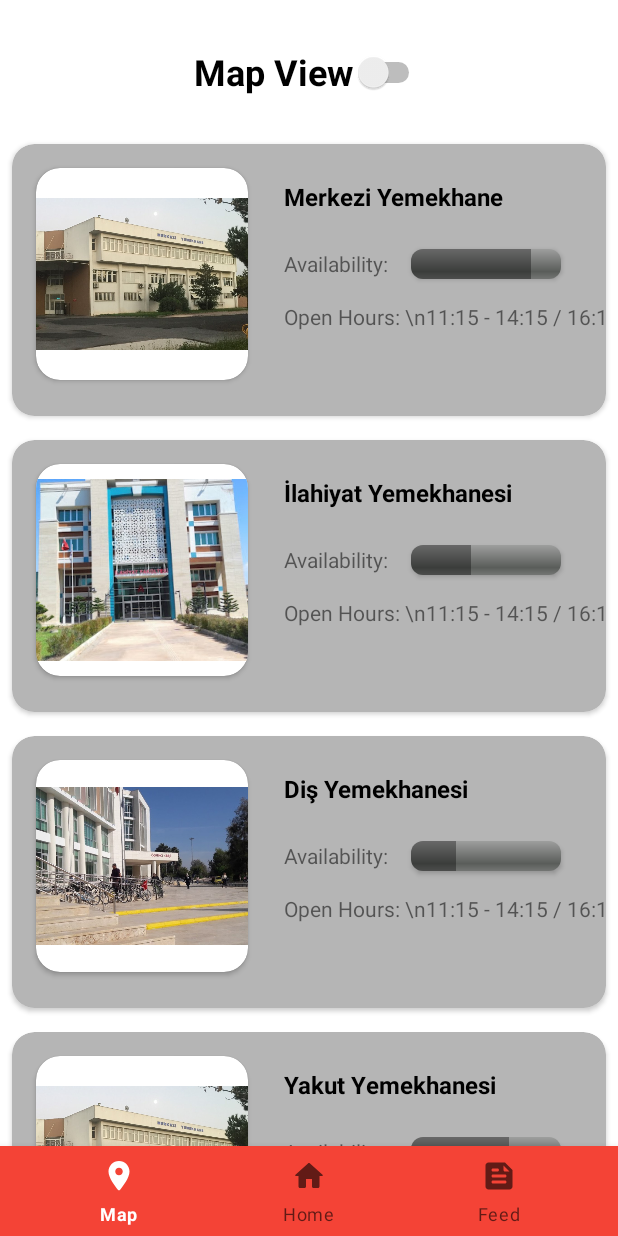
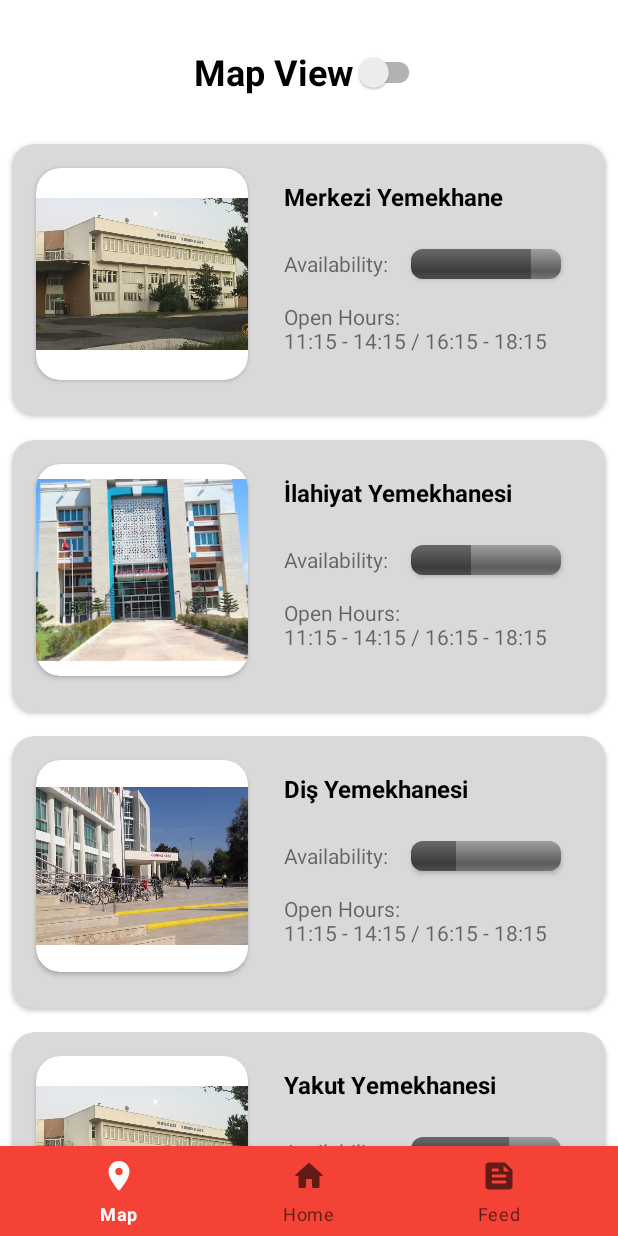
Before and after one commit to yuciferr/AkdenizYemekhaneApp, an Android app: the MapFragment screen opened through its navigation route, on a phone screen of 412 x 824 dp. Run offline under Robolectric (Android 15) with nearby library versions, the phone set to English and light mode, and no system bars; our stand-ins replace navigation-ui.

Commit message:
Map page completed

```diff
--- a/app/src/main/java/com/example/akdenizyemekhaneapp/ui/map/MapFragment.kt
+++ b/app/src/main/java/com/example/akdenizyemekhaneapp/ui/map/MapFragment.kt
@@ -29,18 +29,28 @@ class MapFragment : Fragment() {
 
         items = listOf(
             MapItem(R.drawable.merkezi, "Merkezi Yemekhane", 80,
-                "Open Hours: \\n11:15 - 14:15 / 16:15 - 18:15"),
+                "Open Hours: \n11:15 - 14:15 / 16:15 - 18:15"),
             MapItem(R.drawable.ilahi, "İlahiyat Yemekhanesi", 40,
-                "Open Hours: \\n11:15 - 14:15 / 16:15 - 18:15"),
+                "Open Hours: \n11:15 - 14:15 / 16:15 - 18:15"),
             MapItem(R.drawable.dis, "Diş Yemekhanesi", 30,
-                "Open Hours: \\n11:15 - 14:15 / 16:15 - 18:15"),
+                "Open Hours: \n11:15 - 14:15 / 16:15 - 18:15"),
             MapItem(R.drawable.merkezi, "Yakut Yemekhanesi", 65,
-                "Open Hours: \\n11:15 - 14:15 / 16:15 - 18:15")
+                "Open Hours: \n11:15 - 14:15 / 16:15 - 18:15")
         )
 
         adapter = MapRecyclerAdapter(items)
         binding.recyclerView.adapter = adapter
         binding.recyclerView.layoutManager = LinearLayoutManager(requireContext())
+
+        binding.toggleView.setOnClickListener{
+            if (binding.toggleView.isChecked){
+                binding.recyclerView.visibility = View.GONE
+                binding.cardView.visibility = View.VISIBLE
+            } else {
+                binding.recyclerView.visibility = View.VISIBLE
+                binding.cardView.visibility = View.GONE
+            }
+        }
     }
 
 }
--- a/app/src/main/res/layout/fragment_map.xml
+++ b/app/src/main/res/layout/fragment_map.xml
@@ -19,7 +19,7 @@
         app:layout_constraintTop_toBottomOf="@+id/toggleView"
         app:layout_constraintVertical_bias="0.0" />
 
-    <Switch
+    <androidx.appcompat.widget.SwitchCompat
         android:id="@+id/toggleView"
         android:layout_width="wrap_content"
         android:layout_height="wrap_content"
@@ -31,4 +31,29 @@
         app:layout_constraintEnd_toEndOf="parent"
         app:layout_constraintStart_toStartOf="parent"
         app:layout_constraintTop_toTopOf="parent" />
+
+    <androidx.cardview.widget.CardView
+        android:id="@+id/cardView"
+        android:layout_width="0dp"
+        android:layout_height="0dp"
+        android:layout_marginStart="8dp"
+        android:layout_marginTop="16dp"
+        android:layout_marginEnd="8dp"
+        android:layout_marginBottom="16dp"
+        android:visibility="gone"
+        app:cardBackgroundColor="@color/grey"
+        app:cardCornerRadius="15dp"
+        app:layout_constraintBottom_toBottomOf="parent"
+        app:layout_constraintEnd_toEndOf="parent"
+        app:layout_constraintStart_toStartOf="parent"
+        app:layout_constraintTop_toBottomOf="@+id/toggleView">
+
+        <ImageView
+            android:id="@+id/imageView2"
+            android:layout_width="wrap_content"
+            android:layout_height="wrap_content"
+            android:scaleType="centerCrop"
+            android:src="@drawable/map" />
+    </androidx.cardview.widget.CardView>
+
 </androidx.constraintlayout.widget.ConstraintLayout>
--- a/app/src/main/res/layout/rv_map_item.xml
+++ b/app/src/main/res/layout/rv_map_item.xml
@@ -5,7 +5,7 @@
     android:layout_width="match_parent"
     android:layout_height="wrap_content"
     android:layout_margin="8dp"
-    app:cardBackgroundColor="#B5B5B5"
+    app:cardBackgroundColor="@color/grey"
     app:cardCornerRadius="15dp">
 
 
@@ -38,6 +38,7 @@
             android:layout_height="wrap_content"
             android:layout_marginStart="24dp"
             android:layout_marginTop="24dp"
+            android:scaleType="centerCrop"
             android:text="MERKEZI YEMEKHANE"
             android:textColor="#000000"
             android:textSize="16dp"
```
Also changed, not shown: app/src/main/res/drawable/map.jpg (added).
